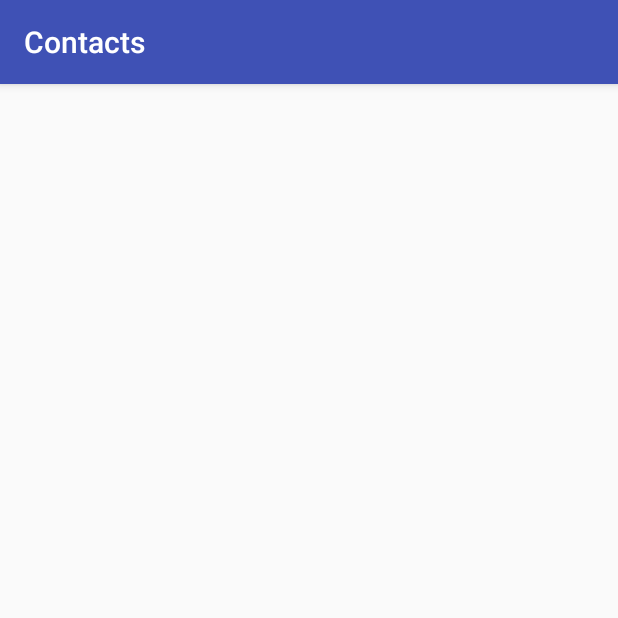
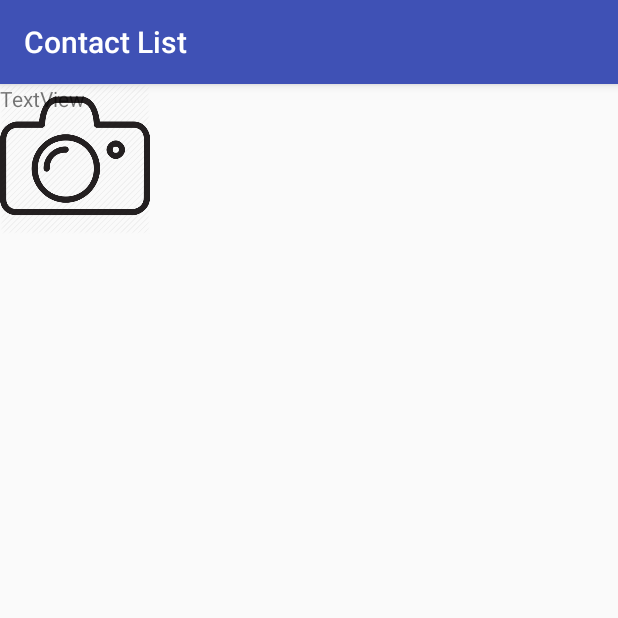
Before and after one commit to tgriff34/Android, an Android app: the displayActivity screen opened directly, with no data from a screen before it, on a phone screen of 412 x 824 dp, the top half of it. Run offline under Robolectric (Android 15) with nearby library versions, the phone set to English and light mode, and no system bars; 3 statements that could not run were skipped.

```diff
--- a/app/src/main/java/com/example/tristan/android_projects/displayActivity.java
+++ b/app/src/main/java/com/example/tristan/android_projects/displayActivity.java
@@ -2,12 +2,29 @@ package com.example.tristan.android_projects;
 
 import android.support.v7.app.AppCompatActivity;
 import android.os.Bundle;
+import android.widget.TextView;
+
+import java.util.ArrayList;
 
 public class displayActivity extends AppCompatActivity {
+
+    TextView textView;
+    ArrayList<Contact> Contacts = new ArrayList<Contact>();
 
     @Override
     protected void onCreate(Bundle savedInstanceState) {
         super.onCreate(savedInstanceState);
         setContentView(R.layout.activity_display);
+
+        textView = findViewById(R.id.textViewContact);
+
+        if (getIntent() != null) {
+            Contact contact = (Contact) getIntent().getExtras().getSerializable(newActivity.CONTACT_KEY);
+
+            Contacts.add(contact);
+
+            textView.setText(contact.toString());
+
+        }
     }
 }
--- a/app/src/main/res/layout/activity_display.xml
+++ b/app/src/main/res/layout/activity_display.xml
@@ -6,4 +6,28 @@
     android:layout_height="match_parent"
     tools:context="com.example.tristan.android_projects.displayActivity">
 
+    <ImageView
+        android:id="@+id/contactAvatar"
+        android:layout_width="wrap_content"
+        android:layout_height="wrap_content"
+        android:adjustViewBounds="true"
+        android:maxHeight="100dp"
+        android:maxWidth="100dp"
+        android:scaleType="fitCenter"
+        app:srcCompat="@drawable/add_photo" />
+
+    <TextView
+        android:id="@+id/contactDescriptionView"
+        android:layout_width="wrap_content"
+        android:layout_height="wrap_content"
+        android:text="TextView"
+        tools:layout_editor_absoluteX="112dp"
+        tools:layout_editor_absoluteY="16dp" />
+
+    <Button
+        android:id="@+id/detailContactButton"
+        android:layout_width="380dp"
+        android:layout_height="98dp"
+        android:text="Button"
+        android:visibility="invisible" />
 </android.support.constraint.ConstraintLayout>
--- a/app/src/main/res/layout/activity_main.xml
+++ b/app/src/main/res/layout/activity_main.xml
@@ -18,7 +18,6 @@
             android:id="@+id/newButton"
             android:layout_width="match_parent"
             android:layout_height="wrap_content"
-            android:layout_marginTop="30dp"
             android:layout_marginBottom="30dp"
             android:text="@string/button_create_new"
             tools:layout_editor_absoluteX="0dp"
@@ -59,7 +58,6 @@
             android:layout_width="match_parent"
             android:layout_height="wrap_content"
             android:layout_marginTop="30dp"
-            android:layout_marginBottom="30dp"
             android:text="@string/button_finish"
             tools:layout_editor_absoluteX="0dp"
             tools:layout_editor_absoluteY="398dp" />
--- a/app/src/main/res/values/strings.xml
+++ b/app/src/main/res/values/strings.xml
@@ -2,6 +2,7 @@
     <!-- Activity labels -->
     <string name="app_name">Contacts</string>
     <string name="new_activity_label">New Contact</string>
+    <string name="display_contact_label">Contact List</string>
 
 
     <!-- Main Activity Strings -->
```
Also changed, not shown: app/src/main/AndroidManifest.xml (+7 -2 lines), app/src/main/java/com/example/tristan/android_projects/Contact.java (+18 -0 lines), app/src/main/java/com/example/tristan/android_projects/ContactAdapter.java (added, +8 -0 lines), app/src/main/java/com/example/tristan/android_projects/MainActivity.java (+14 -0 lines).
